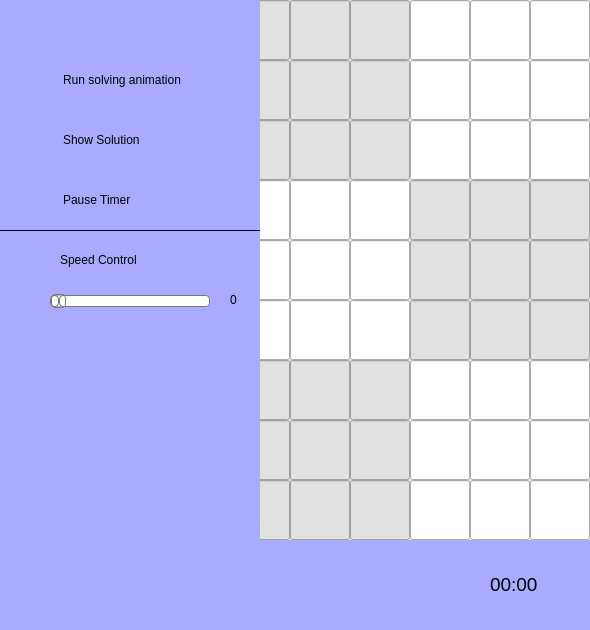
This is Sudoku.ui in Ahmad-Hamdy/Sudoku as Qt 5 draws it before an edit. The edited form follows.
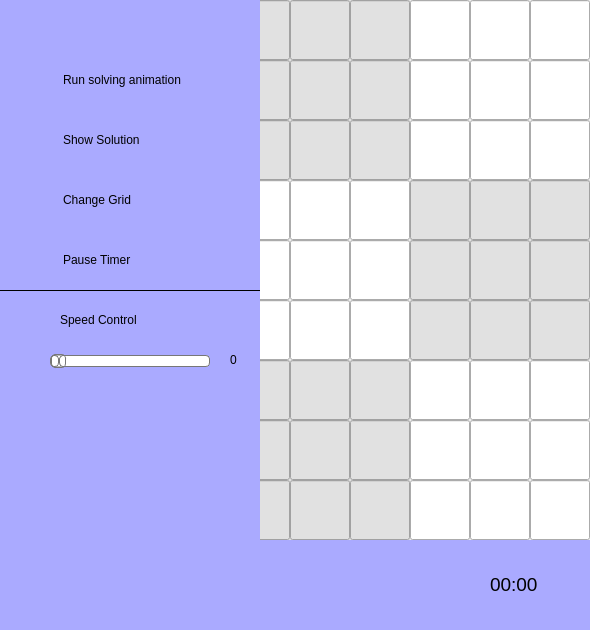
This is the edited form. Icons and pictures are not drawn.

Patch:
```diff
--- a/Sudoku.ui
+++ b/Sudoku.ui
@@ -2435,6 +2435,54 @@
           </property>
          </widget>
         </item>
+        <item>
+         <widget class="QPushButton" name="change_grid">
+          <property name="sizePolicy">
+           <sizepolicy hsizetype="Expanding" vsizetype="Fixed">
+            <horstretch>0</horstretch>
+            <verstretch>0</verstretch>
+           </sizepolicy>
+          </property>
+          <property name="minimumSize">
+           <size>
+            <width>0</width>
+            <height>60</height>
+           </size>
+          </property>
+          <property name="font">
+           <font>
+            <family>Segoe UI</family>
+           </font>
+          </property>
+          <property name="layoutDirection">
+           <enum>Qt::LeftToRight</enum>
+          </property>
+          <property name="styleSheet">
+           <string notr="true">QPushButton {	
+	background-image: url(icons/24x24/cil-dialpad.png);
+	background-position: left center;
+    background-repeat: no-repeat;
+	border: none;
+	border-left: 18px solid rgb(170, 170, 255);
+	border-right: 5px solid rgb(170, 170, 255);
+	background-color: rgb(170, 170, 255);
+	text-align: left;
+	padding-left: 45px;
+}
+QPushButton:hover {
+	background-color: rgb(124, 124, 186);
+	border-left: 18px solid rgb(124, 124, 186);
+}
+QPushButton:pressed {	
+	background-color: rgb(85, 170, 255);
+	border-left: 18px solid rgb(85, 170, 255);
+}</string>
+          </property>
+          <property name="text">
+           <string>Change Grid</string>
+          </property>
+         </widget>
+        </item>
         <item>
          <widget class="QPushButton" name="pause_run_timer">
           <property name="sizePolicy">
```
